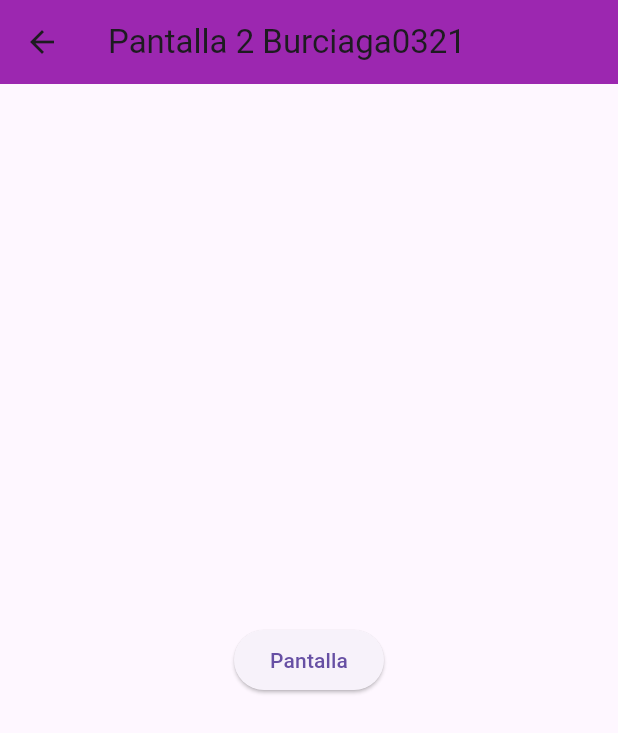
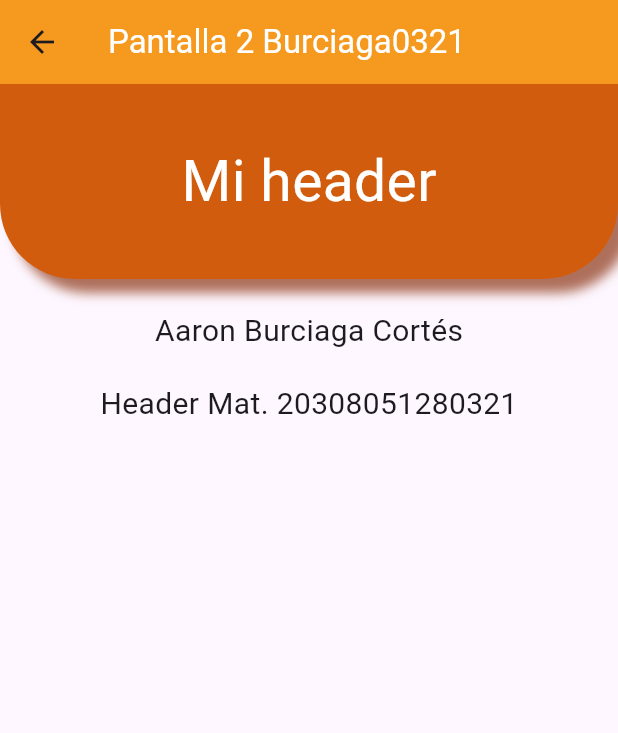
Before and after one commit to BurciagaAA128/Ull-Disenos-0321, a Flutter app: the Pantalla2_0321 screen opened by its route, on a phone screen of 412 x 824 dp. Shown: the top 733 px of the screen. Run offline on Flutter 3.47's test engine with Material 3 defaults, Android fonts, the phone set to English and light mode, and no system bars.

Commit message:
Update pantalla2_0321.dart

```diff
--- a/lib/pantalla2_0321.dart
+++ b/lib/pantalla2_0321.dart
@@ -2,6 +2,7 @@
 
 import 'package:flutter/material.dart';
 
+// ignore: camel_case_types
 class Pantalla2_0321 extends StatelessWidget {
   const Pantalla2_0321({Key? key}) : super(key: key);
 
@@ -9,16 +10,53 @@ class Pantalla2_0321 extends StatelessWidget {
   Widget build(BuildContext context) {
     return Scaffold(
       appBar: AppBar(
-        title: Text("Pantalla 2 Burciaga0321"),
-        backgroundColor: Colors.purple,
+        title: const Text(
+          "Pantalla 2 Burciaga0321",
+          style: TextStyle(color: Colors.white),
+        ),
+        backgroundColor: Color(0xfff6991f),
       ),
       body: Center(
         child: Column(
-          mainAxisAlignment: MainAxisAlignment.center,
           children: [
-            ElevatedButton(
-              onPressed: () {}, //Si presiona botón
-              child: Text("Pantalla"),
+            Container(
+              height: 130,
+              width: double.infinity,
+              decoration: BoxDecoration(
+                color: Color(0xffd25c0d),
+                borderRadius: BorderRadius.only(
+                  bottomRight: Radius.circular(50),
+                  bottomLeft: Radius.circular(50),
+                ),
+                boxShadow: [
+                  BoxShadow(
+                    color: Color(0xaa862c09),
+                    offset: Offset(9, 9),
+                    blurRadius: 6,
+                  ),
+                ],
+              ),
+              alignment: Alignment.center,
+              child: Text(
+                'Mi header',
+                style: TextStyle(
+                  fontSize: 38,
+                  color: Colors.white,
+                ),
+              ),
+            ),
+            Container(
+              margin: EdgeInsets.all(20.0),
+              child: const Text(
+                "Aaron Burciaga Cortés",
+                style: TextStyle(fontSize: 20),
+              ),
+            ),
+            Container(
+              child: const Text(
+                "Header Mat. 20308051280321",
+                style: TextStyle(fontSize: 20),
+              ),
             )
           ],
         ),
```
